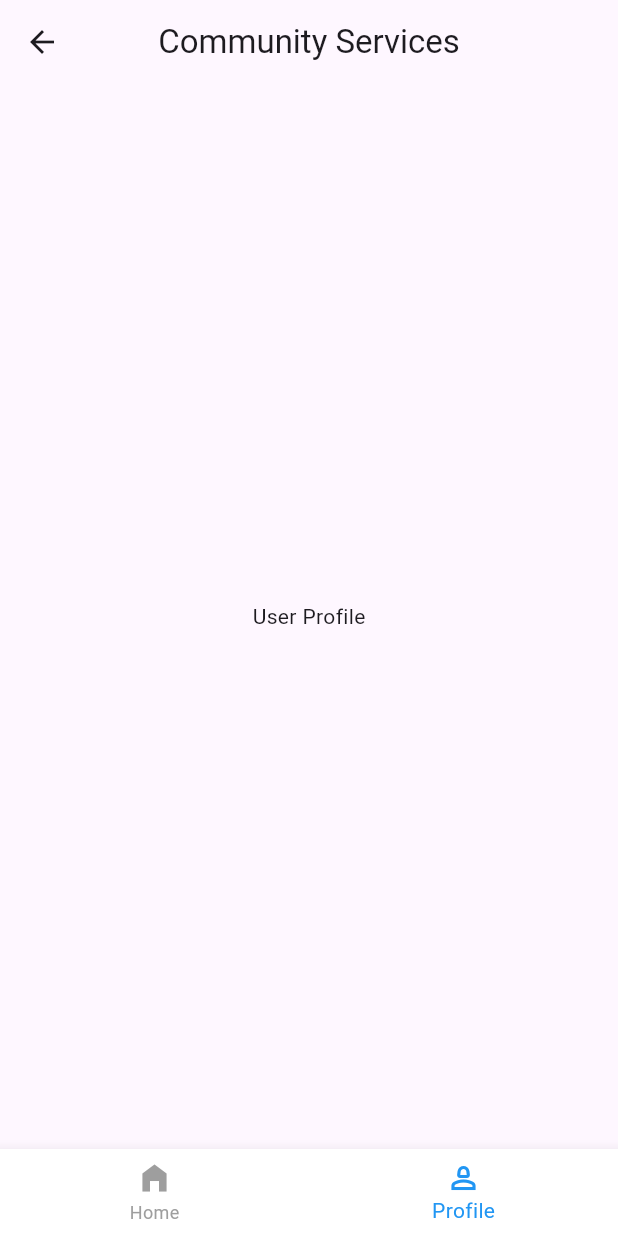
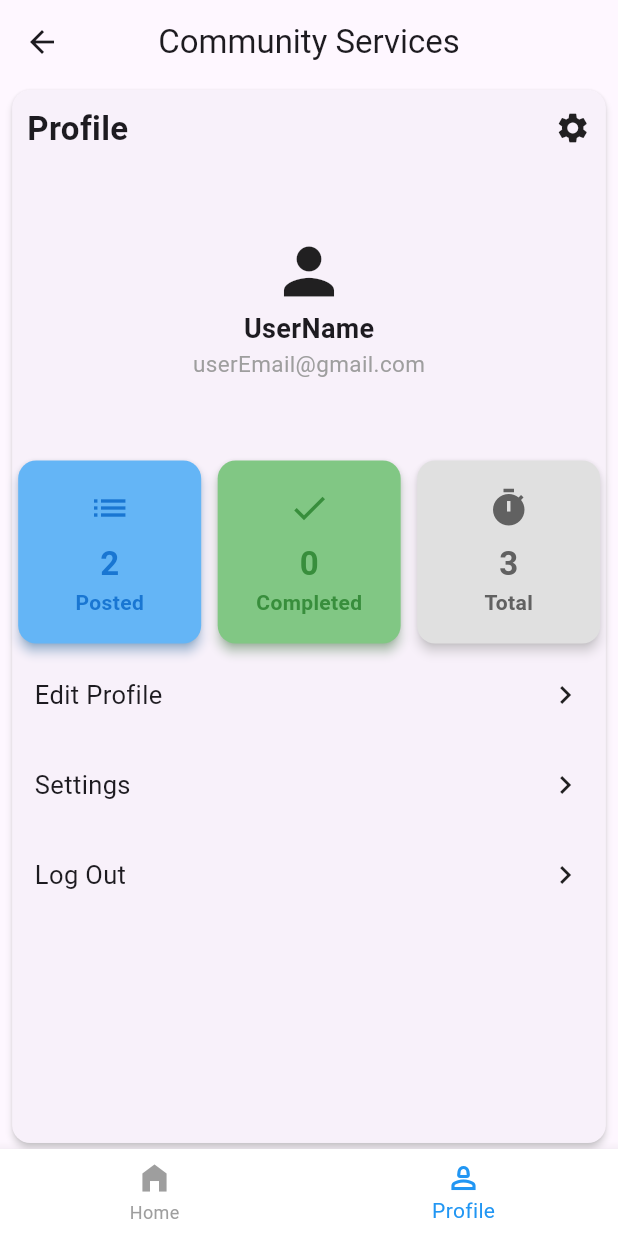
Before and after one commit to wahab8976/Community-Services, a Flutter app: the CommunityServices screen opened directly, item 2 of the bottom bar chosen, on a phone screen of 412 x 824 dp. Run offline on Flutter 3.47's test engine with Material 3 defaults, Android fonts, the phone set to English and light mode, and no system bars.

Commit message:
Added Profile Screen

```diff
--- a/lib/log_in.dart
+++ b/lib/log_in.dart
@@ -30,7 +30,7 @@ class _HomePageState extends State<HomePage> {
             Text('Community Services', style: TextStyle(fontWeight: FontWeight.bold,fontSize: 26,),),
             Text('Connect, Share, and Serve Together',style: TextStyle(color: Colors.grey),),
             SizedBox(
-              width: 300,
+              width: 350,
               child: Column(
                 spacing: 15,
                 crossAxisAlignment: CrossAxisAlignment.start, // Align label to left
--- a/lib/user_profile.dart
+++ b/lib/user_profile.dart
@@ -1,3 +1,5 @@
+import 'package:community_services/edit_profile.dart';
+import 'package:community_services/widgets/user_progress_card.dart';
 import 'package:flutter/material.dart';
 
 class UserProfile extends StatelessWidget {
@@ -5,8 +7,99 @@ class UserProfile extends StatelessWidget {
 
   @override
   Widget build(BuildContext context) {
+    // Get the screen width
+    double screenWidth = MediaQuery.of(context).size.width;
+    double screenHeight = MediaQuery.of(context).size.height;
     return Center(
-        child: Text('User Profile'),
+      child: SizedBox(
+        width: screenWidth * 0.98,
+        height: screenHeight * 0.98,
+        child: Card(
+          elevation: 2,
+          shadowColor: Colors.grey.shade300,
+          child: Column(
+            children: [
+              Padding(
+                padding: const EdgeInsets.all(10.0),
+                child: Row(
+                  mainAxisAlignment: MainAxisAlignment.spaceBetween,
+                  children: [
+                    Text('Profile',style: TextStyle(fontSize: 22,fontWeight: FontWeight.w700),),
+                    Icon(Icons.settings,)
+                  ],
+                ),
+              ),
+              Padding(
+                padding: const EdgeInsets.only(
+                  top: 45,
+                ),
+                child: Container(
+                  child: Icon(Icons.person,size: 50,),
+                ),
+              ),Text('UserName',style: TextStyle(fontSize: 18,fontWeight: FontWeight.bold),),
+              Text('userEmail@gmail.com',style: TextStyle(fontSize: 15,color: Colors.grey),),
+              SizedBox(height: 50,),
+              Row(
+                mainAxisAlignment: MainAxisAlignment.center,
+                spacing: 3,
+                children: [
+                  UserProgressCard(color_passed: Colors.blue, type_of_task_passed: "Posted", task_count_passed: "2", icon_passed: Icons.list),
+                  UserProgressCard(color_passed: Colors.green, type_of_task_passed: "Completed", task_count_passed: "0",icon_passed: Icons.check,),
+                  UserProgressCard(color_passed: Colors.grey, type_of_task_passed: "Total", task_count_passed: "3", icon_passed: Icons.timer)
+                ],
+              ),
+              SizedBox(
+                width: screenWidth * 95,
+                height: 60,
+                child: Padding(
+                  padding: const EdgeInsets.all(15.0),
+                  child: InkWell(
+                    onTap: (){
+                      Navigator.push(context,MaterialPageRoute(builder: (context) => EditProfile(),));
+                    },
+                    child: Row(
+                      mainAxisAlignment: MainAxisAlignment.spaceBetween,
+                      children: [
+                        Text('Edit Profile',style: TextStyle(fontSize: 17),),
+                        Icon(Icons.navigate_next)
+                      ],
+                    ),
+                  ),
+                ),
+              ),SizedBox(
+                height: 60,
+                width: screenWidth * 95,
+                child: Padding(
+                  padding: const EdgeInsets.all(15.0),
+                  child: Row(
+                    mainAxisAlignment: MainAxisAlignment.spaceBetween,
+                    children: [
+                      Text('Settings',style: TextStyle(fontSize: 17)),
+                      Icon(Icons.navigate_next)
+                    ],
+                  ),
+                ),
+              ),SizedBox(
+                height: 60,
+                width: screenWidth * 95,
+                child: Padding(
+                  padding: const EdgeInsets.all(15.0),
+                  child: Row(
+                    mainAxisAlignment: MainAxisAlignment.spaceBetween,
+                    children: [
+                      Text('Log Out',style: TextStyle(fontSize: 17)),
+                      Icon(Icons.navigate_next),
+                    ],
+                  ),
+                ),
+              )
+            ],
+
+
+          ),
+        ),
+      )
+
     );
   }
 }
--- a/lib/widgets/auth_text_fields.dart
+++ b/lib/widgets/auth_text_fields.dart
@@ -19,7 +19,7 @@ class AuthTextField extends StatelessWidget {
   @override
   Widget build(BuildContext context) {
     return SizedBox(
-      width: 300,
+      width: 350,
       child: Column(
         crossAxisAlignment: CrossAxisAlignment.start,
         children: [
--- /dev/null
+++ b/lib/widgets/user_progress_card.dart
@@ -0,0 +1,62 @@
+import 'package:flutter/material.dart';
+
+class UserProgressCard extends StatelessWidget {
+  final MaterialColor color_passed;
+  final String type_of_task_passed;
+  final String task_count_passed;
+  final IconData icon_passed;     // dynamic icon
+
+  const UserProgressCard({
+    super.key,
+    required this.color_passed,
+    required this.type_of_task_passed,
+    required this.task_count_passed,
+    required this.icon_passed,    // added here
+  });
+
+  @override
+  Widget build(BuildContext context) {
+    return SizedBox(
+      width: 130,
+      height: 130,
+      child: Card(
+        elevation: 3,
+        shadowColor: color_passed.shade300,
+        color: color_passed.shade300,
+        shape: RoundedRectangleBorder(
+          borderRadius: BorderRadius.circular(12),
+        ),
+        child: Column(
+          mainAxisAlignment: MainAxisAlignment.center,
+          children: [
+            Icon(
+              icon_passed,                   // dynamic icon
+              size: 28,
+              color: color_passed.shade700,  // dynamic color
+            ),
+
+            const SizedBox(height: 8),
+
+            Text(
+              task_count_passed,
+              style: TextStyle(
+                fontSize: 22,
+                fontWeight: FontWeight.bold,
+                color: color_passed.shade700,
+              ),
+            ),
+
+            Text(
+              type_of_task_passed,
+              style: TextStyle(
+                fontSize: 14,
+                fontWeight: FontWeight.w600,
+                color: color_passed.shade700,
+              ),
+            ),
+          ],
+        ),
+      ),
+    );
+  }
+}
```
Also changed, not shown: lib/edit_profile.dart (added, +116 -0 lines), lib/sign_up.dart (+6 -2 lines).
